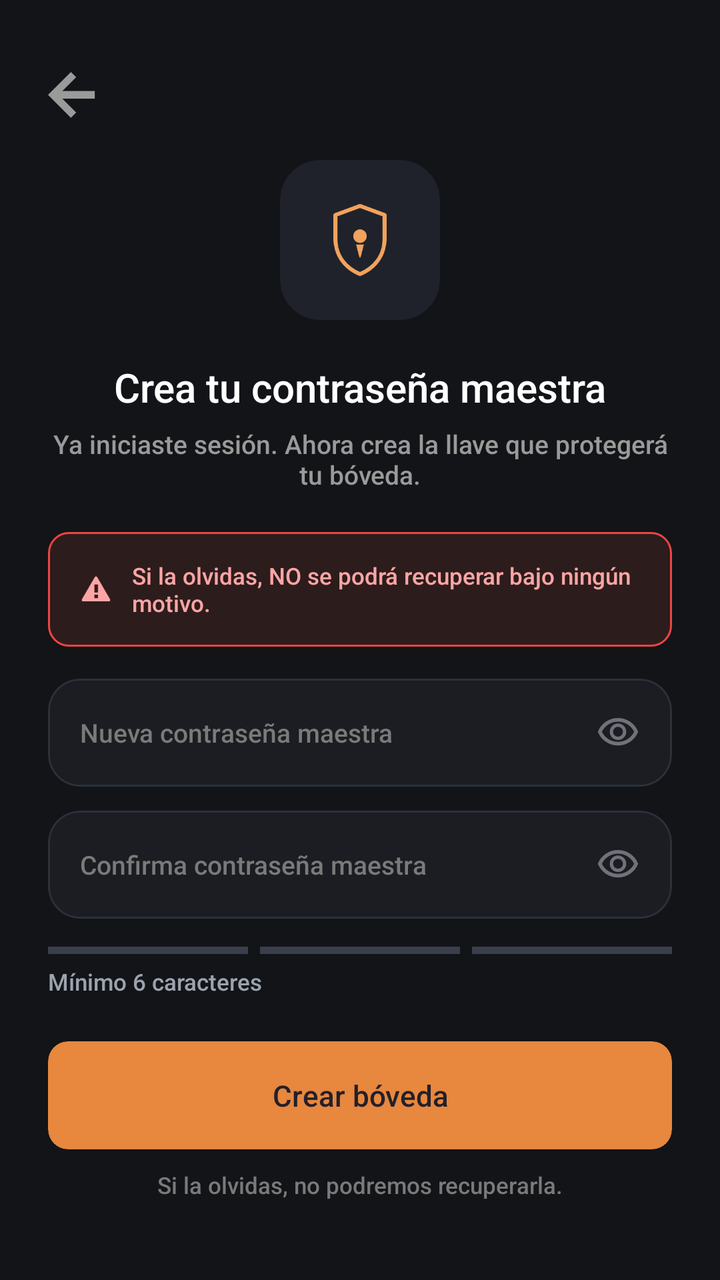
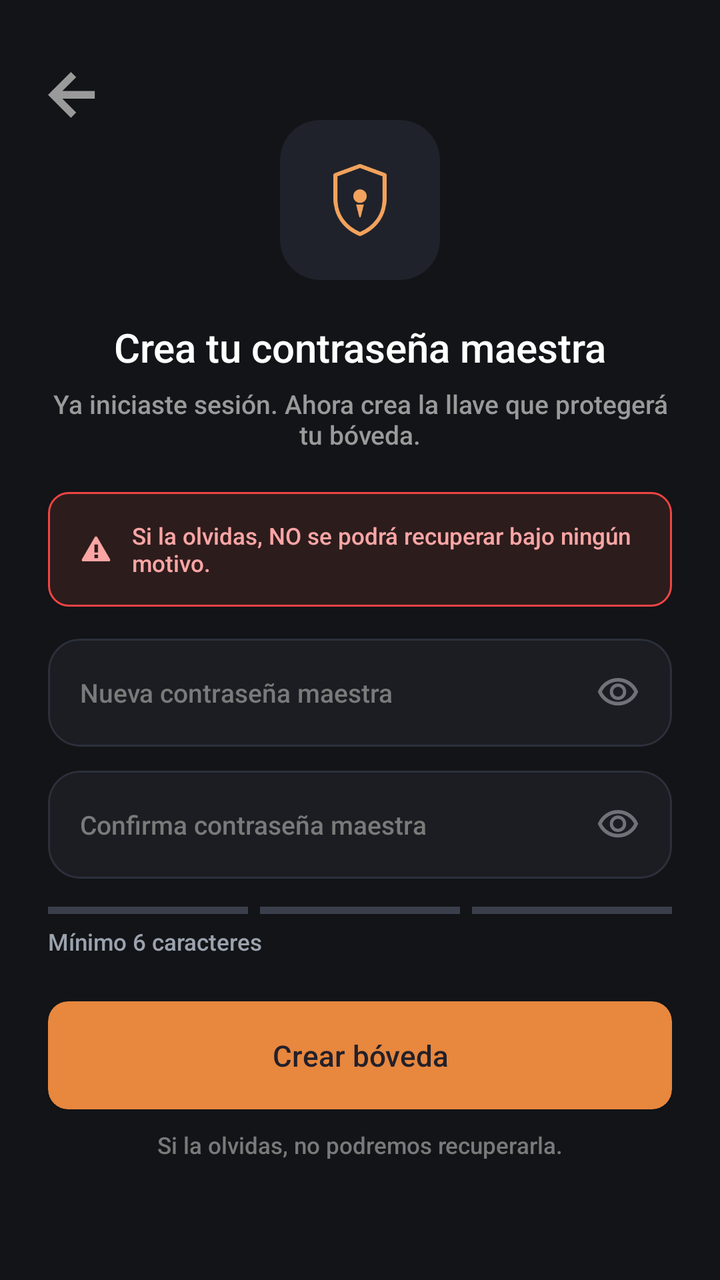

Screens rendered from an Android XML layout before and after an edit, with the pre-edit source and the edit as a unified diff.
<!-- AndroidManifest.xml: application theme Theme.MyApplication -->
<!-- res/layout/activity_master_password.xml -->
<?xml version="1.0" encoding="utf-8"?>
<androidx.constraintlayout.widget.ConstraintLayout xmlns:android="http://schemas.android.com/apk/res/android"
    xmlns:app="http://schemas.android.com/apk/res-auto"
    android:layout_width="match_parent"
    android:layout_height="match_parent"
    android:background="#121417"
    android:padding="24dp">

    
    <ImageView
        android:id="@+id/btnBack"
        android:layout_width="24dp"
        android:layout_height="24dp"
        android:layout_marginTop="12dp"
        android:contentDescription="Volver"
        android:src="@drawable/flecha"
        app:layout_constraintStart_toStartOf="parent"
        app:layout_constraintTop_toTopOf="parent" />

    
    <com.google.android.material.card.MaterialCardView
        android:id="@+id/cardShield"
        android:layout_width="80dp"
        android:layout_height="80dp"
        android:layout_marginTop="20dp"
        app:cardBackgroundColor="#1F222B"
        app:cardCornerRadius="20dp"
        app:cardElevation="0dp"
        app:strokeWidth="0dp"
        app:layout_constraintEnd_toEndOf="parent"
        app:layout_constraintStart_toStartOf="parent"
        app:layout_constraintTop_toBottomOf="@id/btnBack">

        <ImageView
            android:layout_width="36dp"
            android:layout_height="36dp"
            android:layout_gravity="center"
            android:contentDescription="Escudo de seguridad"
            android:src="@drawable/escudo"
            app:tint="#F2A25C" />
    </com.google.android.material.card.MaterialCardView>

    
    <TextView
        android:id="@+id/tvTitle"
        android:layout_width="wrap_content"
        android:layout_height="wrap_content"
        android:layout_marginTop="20dp"
        android:fontFamily="sans-serif-medium"
        android:text="Crea tu contraseña maestra"
        android:textColor="#FFFFFF"
        android:textSize="20sp"
        app:layout_constraintEnd_toEndOf="parent"
        app:layout_constraintStart_toStartOf="parent"
        app:layout_constraintTop_toBottomOf="@id/cardShield" />

    <TextView
        android:id="@+id/tvSubtitle"
        android:layout_width="0dp"
        android:layout_height="wrap_content"
        android:layout_marginTop="6dp"
        android:fontFamily="sans-serif-medium"
        android:text="Ya iniciaste sesión. Ahora crea la llave que protegerá tu bóveda."
        android:textAlignment="center"
        android:textColor="#9A9A9A"
        android:textSize="13sp"
        app:layout_constraintEnd_toEndOf="parent"
        app:layout_constraintStart_toStartOf="parent"
        app:layout_constraintTop_toBottomOf="@id/tvTitle" />

    
    <LinearLayout
        android:id="@+id/layoutWarning"
        android:layout_width="match_parent"
        android:layout_height="wrap_content"
        android:layout_marginTop="20dp"
        android:background="@drawable/bg_warning_border"
        android:gravity="center_vertical"
        android:orientation="horizontal"
        android:paddingHorizontal="16dp"
        android:paddingVertical="14dp"
        app:layout_constraintTop_toBottomOf="@id/tvSubtitle">

        <ImageView
            android:layout_width="16dp"
            android:layout_height="16dp"
            android:layout_marginEnd="10dp"
            android:src="@android:drawable/stat_notify_error"
            app:tint="#FCA5A5" />

        <TextView
            android:layout_width="match_parent"
            android:layout_height="wrap_content"
            android:fontFamily="sans-serif-medium"
            android:text="Si la olvidas, NO se podrá recuperar bajo ningún motivo."
            android:textColor="#FCA5A5"
            android:textSize="11.5sp" />
    </LinearLayout>

    
    <com.google.android.material.card.MaterialCardView
        android:id="@+id/cardNewPassword"
        android:layout_width="match_parent"
        android:layout_height="54dp"
        android:layout_marginTop="16dp"
        app:cardBackgroundColor="#1B1D22"
        app:cardCornerRadius="16dp"
        app:cardElevation="0dp"
        app:strokeColor="#2C303B"
        app:strokeWidth="1dp"
        app:layout_constraintTop_toBottomOf="@id/layoutWarning">

        <RelativeLayout
            android:layout_width="match_parent"
            android:layout_height="match_parent"
            android:paddingHorizontal="16dp">

            <EditText
                android:id="@+id/etNewPassword"
                android:layout_width="match_parent"
                android:layout_height="match_parent"
                android:layout_toStartOf="@id/ivToggleNewPassword"
                android:autofillHints="password"
                android:background="@null"
                android:fontFamily="sans-serif-medium"
                android:hint="Nueva contraseña maestra"
                android:inputType="textPassword"
                android:textColor="#FFFFFF"
                android:textColorHint="#7A7A7A"
                android:textSize="13sp" />

            <ImageView
                android:id="@+id/ivToggleNewPassword"
                android:layout_width="22dp"
                android:layout_height="22dp"
                android:layout_alignParentEnd="true"
                android:layout_centerVertical="true"
                android:contentDescription="Mostrar contraseña"
                android:src="@drawable/ojo" />
        </RelativeLayout>
    </com.google.android.material.card.MaterialCardView>

    
    <com.google.android.material.card.MaterialCardView
        android:id="@+id/cardConfirmPassword"
        android:layout_width="match_parent"
        android:layout_height="54dp"
        android:layout_marginTop="12dp"
        app:cardBackgroundColor="#1B1D22"
        app:cardCornerRadius="16dp"
        app:cardElevation="0dp"
        app:strokeColor="#2C303B"
        app:strokeWidth="1dp"
        app:layout_constraintTop_toBottomOf="@id/cardNewPassword">

        <RelativeLayout
            android:layout_width="match_parent"
            android:layout_height="match_parent"
            android:paddingHorizontal="16dp">

            <EditText
                android:id="@+id/etConfirmPassword"
                android:layout_width="match_parent"
                android:layout_height="match_parent"
                android:layout_toStartOf="@id/ivToggleConfirmPassword"
                android:autofillHints="password"
                android:background="@null"
                android:fontFamily="sans-serif-medium"
                android:hint="Confirma contraseña maestra"
                android:inputType="textPassword"
                android:textColor="#FFFFFF"
                android:textColorHint="#7A7A7A"
                android:textSize="13sp" />

            <ImageView
                android:id="@+id/ivToggleConfirmPassword"
                android:layout_width="22dp"
                android:layout_height="22dp"
                android:layout_alignParentEnd="true"
                android:layout_centerVertical="true"
                android:contentDescription="Mostrar contraseña"
                android:src="@drawable/ojo" />
        </RelativeLayout>
    </com.google.android.material.card.MaterialCardView>

    
    <LinearLayout
        android:id="@+id/layoutStrengthBars"
        android:layout_width="match_parent"
        android:layout_height="wrap_content"
        android:layout_marginTop="14dp"
        android:orientation="horizontal"
        android:weightSum="3"
        app:layout_constraintTop_toBottomOf="@id/cardConfirmPassword">

        <View
            android:layout_width="0dp"
            android:layout_height="3.5dp"
            android:layout_weight="1"
            android:layout_marginEnd="6dp"
            android:background="#3A3F4B" />

        <View
            android:layout_width="0dp"
            android:layout_height="3.5dp"
            android:layout_weight="1"
            android:layout_marginEnd="6dp"
            android:background="#3A3F4B" />

        <View
            android:layout_width="0dp"
            android:layout_height="3.5dp"
            android:layout_weight="1"
            android:background="#3A3F4B" />
    </LinearLayout>

    
    <TextView
        android:id="@+id/tvStrengthHint"
        android:layout_width="wrap_content"
        android:layout_height="wrap_content"
        android:layout_marginTop="6dp"
        android:fontFamily="sans-serif-medium"
        android:text="Mínimo 6 caracteres"
        android:textColor="#9CA3AF"
        android:textSize="11.5sp"
        app:layout_constraintStart_toStartOf="parent"
        app:layout_constraintTop_toBottomOf="@id/layoutStrengthBars" />

    
    <com.google.android.material.card.MaterialCardView
        android:id="@+id/btnCreateVault"
        android:layout_width="match_parent"
        android:layout_height="54dp"
        android:layout_marginTop="22dp"
        app:cardBackgroundColor="#E8873E"
        app:cardCornerRadius="10dp"
        app:cardElevation="0dp"
        app:strokeWidth="0dp"
        app:layout_constraintTop_toBottomOf="@id/tvStrengthHint">

        <TextView
            android:layout_width="match_parent"
            android:layout_height="match_parent"
            android:fontFamily="sans-serif-medium"
            android:gravity="center"
            android:text="Crear bóveda"
            android:textColor="#23202A"
            android:textSize="14.5sp" />
    </com.google.android.material.card.MaterialCardView>

    
    <TextView
        android:layout_width="wrap_content"
        android:layout_height="wrap_content"
        android:layout_marginTop="10dp"
        android:fontFamily="sans-serif-medium"
        android:text="Si la olvidas, no podremos recuperarla."
        android:textColor="#7A7A7A"
        android:textSize="11.5sp"
        app:layout_constraintEnd_toEndOf="parent"
        app:layout_constraintStart_toStartOf="parent"
        app:layout_constraintTop_toBottomOf="@id/btnCreateVault" />

</androidx.constraintlayout.widget.ConstraintLayout>
<!-- resources referenced by this layout -->
<resources>
  <!-- drawable bg_warning_border (drawable) -->
  <?xml version="1.0" encoding="utf-8"?>
  <shape xmlns:android="http://schemas.android.com/apk/res/android"
      android:shape="rectangle">
      <solid android:color="#2D1C1C"/>
      <stroke android:width="1dp" android:color="#EF4444"/>
      <corners android:radius="10dp"/>
  </shape>
  <!-- drawable escudo (drawable) -->
  <vector xmlns:android="http://schemas.android.com/apk/res/android"
      android:width="41dp"
      android:height="56dp"
      android:viewportWidth="41"
      android:viewportHeight="56">
    <path
        android:pathData="M20.5,1.5L39.5,8.5V27.5C39.5,40.5 31.5,50 20.5,54.5C9.5,50 1.5,40.5 1.5,27.5V8.5L20.5,1.5Z"
        android:strokeLineJoin="round"
        android:strokeWidth="3"
        android:fillColor="#00000000"
        android:strokeColor="#F2A25C"
        android:strokeLineCap="round"/>
    <path
        android:pathData="M20.5,30.25C23.399,30.25 25.75,27.899 25.75,25C25.75,22.101 23.399,19.75 20.5,19.75C17.601,19.75 15.25,22.101 15.25,25C15.25,27.899 17.601,30.25 20.5,30.25Z"
        android:fillColor="#F2A25C"/>
    <path
        android:pathData="M17.5,31.5H23.5L21,41.5H20L17.5,31.5Z"
        android:fillColor="#F2A25C"/>
  </vector>
  <!-- drawable flecha (drawable) -->
  <vector xmlns:android="http://schemas.android.com/apk/res/android"
      android:width="15dp"
      android:height="15dp"
      android:viewportWidth="15"
      android:viewportHeight="15">
    <path
        android:pathData="M7.159,14.318L0,7.159L7.159,-0L8.807,1.633L4.482,5.959H14.616V8.359H4.482L8.807,12.677L7.159,14.318Z"
        android:fillColor="#9A9A9A"/>
  </vector>
  <!-- drawable ojo (drawable) -->
  <vector xmlns:android="http://schemas.android.com/apk/res/android"
      android:width="24dp"
      android:height="24dp"
      android:viewportWidth="960"
      android:viewportHeight="960">
    <path
        android:pathData="M607.5,587.5Q660,535 660,460t-52.5,-127.5Q555,280 480,280t-127.5,52.5Q300,385 300,460t52.5,127.5Q405,640 480,640t127.5,-52.5ZM403.5,536.5Q372,505 372,460t31.5,-76.5Q435,352 480,352t76.5,31.5Q588,415 588,460t-31.5,76.5Q525,568 480,568t-76.5,-31.5ZM214,678.5Q94,597 40,460q54,-137 174,-218.5T480,160q146,0 266,81.5T920,460q-54,137 -174,218.5T480,760q-146,0 -266,-81.5ZM480,460ZM687.5,620.5Q782,561 832,460q-50,-101 -144.5,-160.5T480,240q-113,0 -207.5,59.5T128,460q50,101 144.5,160.5T480,680q113,0 207.5,-59.5Z"
        android:fillColor="#71717A"/>
  </vector>
  <style name="Theme.MyApplication" parent="Base.Theme.MyApplication" />
  <style name="Base.Theme.MyApplication" parent="Theme.Material3.DayNight.NoActionBar">
          <item name="android:windowBackground">#000000</item>
      </style>
</resources>

<!-- the commit's change to res/layout/activity_master_password.xml (unified diff, before → after) -->
@@ -1,265 +1,299 @@
 <?xml version="1.0" encoding="utf-8"?>
-<androidx.constraintlayout.widget.ConstraintLayout xmlns:android="http://schemas.android.com/apk/res/android"
+<ScrollView xmlns:android="http://schemas.android.com/apk/res/android"
     xmlns:app="http://schemas.android.com/apk/res-auto"
     android:layout_width="match_parent"
     android:layout_height="match_parent"
     android:background="#121417"
-    android:padding="24dp">
-
-    
-    <ImageView
-        android:id="@+id/btnBack"
-        android:layout_width="24dp"
-        android:layout_height="24dp"
-        android:layout_marginTop="12dp"
-        android:contentDescription="Volver"
-        android:src="@drawable/flecha"
-        app:layout_constraintStart_toStartOf="parent"
-        app:layout_constraintTop_toTopOf="parent" />
-
-    
-    <com.google.android.material.card.MaterialCardView
-        android:id="@+id/cardShield"
-        android:layout_width="80dp"
-        android:layout_height="80dp"
-        android:layout_marginTop="20dp"
-        app:cardBackgroundColor="#1F222B"
-        app:cardCornerRadius="20dp"
-        app:cardElevation="0dp"
-        app:strokeWidth="0dp"
-        app:layout_constraintEnd_toEndOf="parent"
-        app:layout_constraintStart_toStartOf="parent"
-        app:layout_constraintTop_toBottomOf="@id/btnBack">
-
+    android:fillViewport="true"
+    android:fitsSystemWindows="true">
+
+    <androidx.constraintlayout.widget.ConstraintLayout
+        android:layout_width="match_parent"
+        android:layout_height="match_parent"
+        android:padding="24dp">
+
+        
         <ImageView
-            android:layout_width="36dp"
-            android:layout_height="36dp"
-            android:layout_gravity="center"
-            android:contentDescription="Escudo de seguridad"
-            android:src="@drawable/escudo"
-            app:tint="#F2A25C" />
-    </com.google.android.material.card.MaterialCardView>
-
-    
-    <TextView
-        android:id="@+id/tvTitle"
-        android:layout_width="wrap_content"
-        android:layout_height="wrap_content"
-        android:layout_marginTop="20dp"
-        android:fontFamily="sans-serif-medium"
-        android:text="Crea tu contraseña maestra"
-        android:textColor="#FFFFFF"
-        android:textSize="20sp"
-        app:layout_constraintEnd_toEndOf="parent"
-        app:layout_constraintStart_toStartOf="parent"
-        app:layout_constraintTop_toBottomOf="@id/cardShield" />
-
-    <TextView
-        android:id="@+id/tvSubtitle"
-        android:layout_width="0dp"
-        android:layout_height="wrap_content"
-        android:layout_marginTop="6dp"
-        android:fontFamily="sans-serif-medium"
-        android:text="Ya iniciaste sesión. Ahora crea la llave que protegerá tu bóveda."
-        android:textAlignment="center"
-        android:textColor="#9A9A9A"
-        android:textSize="13sp"
-        app:layout_constraintEnd_toEndOf="parent"
-        app:layout_constraintStart_toStartOf="parent"
-        app:layout_constraintTop_toBottomOf="@id/tvTitle" />
-
-    
-    <LinearLayout
-        android:id="@+id/layoutWarning"
-        android:layout_width="match_parent"
-        android:layout_height="wrap_content"
-        android:layout_marginTop="20dp"
-        android:background="@drawable/bg_warning_border"
-        android:gravity="center_vertical"
-        android:orientation="horizontal"
-        android:paddingHorizontal="16dp"
-        android:paddingVertical="14dp"
-        app:layout_constraintTop_toBottomOf="@id/tvSubtitle">
-
-        <ImageView
-            android:layout_width="16dp"
-            android:layout_height="16dp"
-            android:layout_marginEnd="10dp"
-            android:src="@android:drawable/stat_notify_error"
-            app:tint="#FCA5A5" />
-
-        <TextView
-            android:layout_width="match_parent"
-            android:layout_height="wrap_content"
-            android:fontFamily="sans-serif-medium"
-            android:text="Si la olvidas, NO se podrá recuperar bajo ningún motivo."
-            android:textColor="#FCA5A5"
-            android:textSize="11.5sp" />
-    </LinearLayout>
-
-    
-    <com.google.android.material.card.MaterialCardView
-        android:id="@+id/cardNewPassword"
-        android:layout_width="match_parent"
-        android:layout_height="54dp"
-        android:layout_marginTop="16dp"
-        app:cardBackgroundColor="#1B1D22"
-        app:cardCornerRadius="16dp"
-        app:cardElevation="0dp"
-        app:strokeColor="#2C303B"
-        app:strokeWidth="1dp"
-        app:layout_constraintTop_toBottomOf="@id/layoutWarning">
-
-        <RelativeLayout
-            android:layout_width="match_parent"
-            android:layout_height="match_parent"
-            android:paddingHorizontal="16dp">
-
-            <EditText
-                android:id="@+id/etNewPassword"
+            android:id="@+id/btnBack"
+            android:layout_width="24dp"
+            android:layout_height="24dp"
+            android:layout_marginTop="12dp"
+            android:contentDescription="Volver"
+            android:src="@drawable/flecha"
+            app:layout_constraintStart_toStartOf="parent"
+            app:layout_constraintTop_toTopOf="parent" />
+
+        
+
+        
+        <com.google.android.material.card.MaterialCardView
+            android:id="@+id/cardShield"
+            android:layout_width="80dp"
+            android:layout_height="80dp"
+            app:cardBackgroundColor="#1F222B"
+            app:cardCornerRadius="20dp"
+            app:cardElevation="0dp"
+            app:strokeWidth="0dp"
+            app:layout_constraintBottom_toTopOf="@id/tvTitle"
+            app:layout_constraintEnd_toEndOf="parent"
+            app:layout_constraintStart_toStartOf="parent"
+            app:layout_constraintTop_toTopOf="parent"
+            app:layout_constraintVertical_chainStyle="packed">
+
+            <ImageView
+                android:layout_width="36dp"
+                android:layout_height="36dp"
+                android:layout_gravity="center"
+                android:contentDescription="Escudo de seguridad"
+                android:src="@drawable/escudo"
+                app:tint="#F2A25C" />
+        </com.google.android.material.card.MaterialCardView>
+
+        
+        <TextView
+            android:id="@+id/tvTitle"
+            android:layout_width="wrap_content"
+            android:layout_height="wrap_content"
+            android:layout_marginTop="20dp"
+            android:fontFamily="sans-serif-medium"
+            android:text="Crea tu contraseña maestra"
+            android:textColor="#FFFFFF"
+            android:textSize="20sp"
+            app:layout_constraintBottom_toTopOf="@id/tvSubtitle"
+            app:layout_constraintEnd_toEndOf="parent"
+            app:layout_constraintStart_toStartOf="parent"
+            app:layout_constraintTop_toBottomOf="@id/cardShield" />
+
+        
+        <TextView
+            android:id="@+id/tvSubtitle"
+            android:layout_width="0dp"
+            android:layout_height="wrap_content"
+            android:layout_marginTop="6dp"
+            android:fontFamily="sans-serif-medium"
+            android:text="Ya iniciaste sesión. Ahora crea la llave que protegerá tu bóveda."
+            android:textAlignment="center"
+            android:textColor="#9A9A9A"
+            android:textSize="13sp"
+            app:layout_constraintBottom_toTopOf="@id/layoutWarning"
+            app:layout_constraintEnd_toEndOf="parent"
+            app:layout_constraintStart_toStartOf="parent"
+            app:layout_constraintTop_toBottomOf="@id/tvTitle" />
+
+        
+        <LinearLayout
+            android:id="@+id/layoutWarning"
+            android:layout_width="0dp"
+            android:layout_height="wrap_content"
+            android:layout_marginTop="20dp"
+            android:background="@drawable/bg_warning_border"
+            android:gravity="center_vertical"
+            android:orientation="horizontal"
+            android:paddingHorizontal="16dp"
+            android:paddingVertical="14dp"
+            app:layout_constraintBottom_toTopOf="@id/cardNewPassword"
+            app:layout_constraintEnd_toEndOf="parent"
+            app:layout_constraintStart_toStartOf="parent"
+            app:layout_constraintTop_toBottomOf="@id/tvSubtitle">
+
+            <ImageView
+                android:layout_width="16dp"
+                android:layout_height="16dp"
+                android:layout_marginEnd="10dp"
+                android:src="@android:drawable/stat_notify_error"
+                app:tint="#FCA5A5" />
+
+            <TextView
+                android:layout_width="0dp"
+                android:layout_height="wrap_content"
+                android:layout_weight="1"
+                android:fontFamily="sans-serif-medium"
+                android:text="Si la olvidas, NO se podrá recuperar bajo ningún motivo."
+                android:textColor="#FCA5A5"
+                android:textSize="11.5sp" />
+        </LinearLayout>
+
+        
+        <com.google.android.material.card.MaterialCardView
+            android:id="@+id/cardNewPassword"
+            android:layout_width="0dp"
+            android:layout_height="54dp"
+            android:layout_marginTop="16dp"
+            app:cardBackgroundColor="#1B1D22"
+            app:cardCornerRadius="16dp"
+            app:cardElevation="0dp"
+            app:strokeColor="#2C303B"
+            app:strokeWidth="1dp"
+            app:layout_constraintBottom_toTopOf="@id/cardConfirmPassword"
+            app:layout_constraintEnd_toEndOf="parent"
+            app:layout_constraintStart_toStartOf="parent"
+            app:layout_constraintTop_toBottomOf="@id/layoutWarning">
+
+            <RelativeLayout
                 android:layout_width="match_parent"
                 android:layout_height="match_parent"
-                android:layout_toStartOf="@id/ivToggleNewPassword"
-                android:autofillHints="password"
-                android:background="@null"
-                android:fontFamily="sans-serif-medium"
-                android:hint="Nueva contraseña maestra"
-                android:inputType="textPassword"
-                android:textColor="#FFFFFF"
-                android:textColorHint="#7A7A7A"
-                android:textSize="13sp" />
-
-            <ImageView
-                android:id="@+id/ivToggleNewPassword"
-                android:layout_width="22dp"
-                android:layout_height="22dp"
-                android:layout_alignParentEnd="true"
-                android:layout_centerVertical="true"
-                android:contentDescription="Mostrar contraseña"
-                android:src="@drawable/ojo" />
-        </RelativeLayout>
-    </com.google.android.material.card.MaterialCardView>
-
-    
-    <com.google.android.material.card.MaterialCardView
-        android:id="@+id/cardConfirmPassword"
-        android:layout_width="match_parent"
-        android:layout_height="54dp"
-        android:layout_marginTop="12dp"
-        app:cardBackgroundColor="#1B1D22"
-        app:cardCornerRadius="16dp"
-        app:cardElevation="0dp"
-        app:strokeColor="#2C303B"
-        app:strokeWidth="1dp"
-        app:layout_constraintTop_toBottomOf="@id/cardNewPassword">
-
-        <RelativeLayout
-            android:layout_width="match_parent"
-            android:layout_height="match_parent"
-            android:paddingHorizontal="16dp">
-
-            <EditText
-                android:id="@+id/etConfirmPassword"
+                android:paddingHorizontal="16dp">
+
+                <EditText
+                    android:id="@+id/etNewPassword"
+                    android:layout_width="match_parent"
+                    android:layout_height="match_parent"
+                    android:layout_toStartOf="@id/ivToggleNewPassword"
+                    android:autofillHints="password"
+                    android:background="@null"
+                    android:fontFamily="sans-serif-medium"
+                    android:hint="Nueva contraseña maestra"
+                    android:inputType="textPassword"
+                    android:textColor="#FFFFFF"
+                    android:textColorHint="#7A7A7A"
+                    android:textSize="13sp" />
+
+                <ImageView
+                    android:id="@+id/ivToggleNewPassword"
+                    android:layout_width="22dp"
+                    android:layout_height="22dp"
+                    android:layout_alignParentEnd="true"
+                    android:layout_centerVertical="true"
+                    android:contentDescription="Mostrar contraseña"
+                    android:src="@drawable/ojo" />
+            </RelativeLayout>
+        </com.google.android.material.card.MaterialCardView>
+
+        
+        <com.google.android.material.card.MaterialCardView
+            android:id="@+id/cardConfirmPassword"
+            android:layout_width="0dp"
+            android:layout_height="54dp"
+            android:layout_marginTop="12dp"
+            app:cardBackgroundColor="#1B1D22"
+            app:cardCornerRadius="16dp"
+            app:cardElevation="0dp"
+            app:strokeColor="#2C303B"
+            app:strokeWidth="1dp"
+            app:layout_constraintBottom_toTopOf="@id/layoutStrengthBars"
+            app:layout_constraintEnd_toEndOf="parent"
+            app:layout_constraintStart_toStartOf="parent"
+            app:layout_constraintTop_toBottomOf="@id/cardNewPassword">
+
+            <RelativeLayout
                 android:layout_width="match_parent"
                 android:layout_height="match_parent"
-                android:layout_toStartOf="@id/ivToggleConfirmPassword"
-                android:autofillHints="password"
-                android:background="@null"
+                android:paddingHorizontal="16dp">
+
+                <EditText
+                    android:id="@+id/etConfirmPassword"
+                    android:layout_width="match_parent"
+                    android:layout_height="match_parent"
+                    android:layout_toStartOf="@id/ivToggleConfirmPassword"
+                    android:autofillHints="password"
+                    android:background="@null"
+                    android:fontFamily="sans-serif-medium"
+                    android:hint="Confirma contraseña maestra"
+                    android:inputType="textPassword"
+                    android:textColor="#FFFFFF"
+                    android:textColorHint="#7A7A7A"
+                    android:textSize="13sp" />
+
+                <ImageView
+                    android:id="@+id/ivToggleConfirmPassword"
+                    android:layout_width="22dp"
+                    android:layout_height="22dp"
+                    android:layout_alignParentEnd="true"
+                    android:layout_centerVertical="true"
+                    android:contentDescription="Mostrar contraseña"
+                    android:src="@drawable/ojo" />
+            </RelativeLayout>
+        </com.google.android.material.card.MaterialCardView>
+
+        
+        <LinearLayout
+            android:id="@+id/layoutStrengthBars"
+            android:layout_width="0dp"
+            android:layout_height="wrap_content"
+            android:layout_marginTop="14dp"
+            android:orientation="horizontal"
+            android:weightSum="3"
+            app:layout_constraintBottom_toTopOf="@id/tvStrengthHint"
+            app:layout_constraintEnd_toEndOf="parent"
+            app:layout_constraintStart_toStartOf="parent"
+            app:layout_constraintTop_toBottomOf="@id/cardConfirmPassword">
+
+            <View
+                android:layout_width="0dp"
+                android:layout_height="3.5dp"
+                android:layout_marginEnd="6dp"
+                android:layout_weight="1"
+                android:background="#3A3F4B" />
+
+            <View
+                android:layout_width="0dp"
+                android:layout_height="3.5dp"
+                android:layout_marginEnd="6dp"
+                android:layout_weight="1"
+                android:background="#3A3F4B" />
+
+            <View
+                android:layout_width="0dp"
+                android:layout_height="3.5dp"
+                android:layout_weight="1"
+                android:background="#3A3F4B" />
+        </LinearLayout>
+
+        
+        <TextView
+            android:id="@+id/tvStrengthHint"
+            android:layout_width="0dp"
+            android:layout_height="wrap_content"
+            android:layout_marginTop="6dp"
+            android:fontFamily="sans-serif-medium"
+            android:text="Mínimo 6 caracteres"
+            android:textAlignment="viewStart"
+            android:textColor="#9CA3AF"
+            android:textSize="11.5sp"
+            app:layout_constraintBottom_toTopOf="@id/btnCreateVault"
+            app:layout_constraintEnd_toEndOf="parent"
+            app:layout_constraintStart_toStartOf="parent"
+            app:layout_constraintTop_toBottomOf="@id/layoutStrengthBars" />
+
+        
+        <com.google.android.material.card.MaterialCardView
+            android:id="@+id/btnCreateVault"
+            android:layout_width="0dp"
+            android:layout_height="54dp"
+            android:layout_marginTop="22dp"
+            app:cardBackgroundColor="#E8873E"
+            app:cardCornerRadius="10dp"
+            app:cardElevation="0dp"
+            app:strokeWidth="0dp"
+            app:layout_constraintBottom_toTopOf="@id/tvFooter"
+            app:layout_constraintEnd_toEndOf="parent"
+            app:layout_constraintStart_toStartOf="parent"
+            app:layout_constraintTop_toBottomOf="@id/tvStrengthHint">
+
+            <TextView
+                android:layout_width="match_parent"
+                android:layout_height="match_parent"
                 android:fontFamily="sans-serif-medium"
-                android:hint="Confirma contraseña maestra"
-                android:inputType="textPassword"
-                android:textColor="#FFFFFF"
-                android:textColorHint="#7A7A7A"
-                android:textSize="13sp" />
-
-            <ImageView
-                android:id="@+id/ivToggleConfirmPassword"
-                android:layout_width="22dp"
-                android:layout_height="22dp"
-                android:layout_alignParentEnd="true"
-                android:layout_centerVertical="true"
-                android:contentDescription="Mostrar contraseña"
-                android:src="@drawable/ojo" />
-        </RelativeLayout>
-    </com.google.android.material.card.MaterialCardView>
-
-    
-    <LinearLayout
-        android:id="@+id/layoutStrengthBars"
-        android:layout_width="match_parent"
-        android:layout_height="wrap_content"
-        android:layout_marginTop="14dp"
-        android:orientation="horizontal"
-        android:weightSum="3"
-        app:layout_constraintTop_toBottomOf="@id/cardConfirmPassword">
-
-        <View
-            android:layout_width="0dp"
-            android:layout_height="3.5dp"
-            android:layout_weight="1"
-            android:layout_marginEnd="6dp"
-            android:background="#3A3F4B" />
-
-        <View
-            android:layout_width="0dp"
-            android:layout_height="3.5dp"
-            android:layout_weight="1"
-            android:layout_marginEnd="6dp"
-            android:background="#3A3F4B" />
-
-        <View
-            android:layout_width="0dp"
-            android:layout_height="3.5dp"
-            android:layout_weight="1"
-            android:background="#3A3F4B" />
-    </LinearLayout>
-
-    
-    <TextView
-        android:id="@+id/tvStrengthHint"
-        android:layout_width="wrap_content"
-        android:layout_height="wrap_content"
-        android:layout_marginTop="6dp"
-        android:fontFamily="sans-serif-medium"
-        android:text="Mínimo 6 caracteres"
-        android:textColor="#9CA3AF"
-        android:textSize="11.5sp"
-        app:layout_constraintStart_toStartOf="parent"
-        app:layout_constraintTop_toBottomOf="@id/layoutStrengthBars" />
-
-    
-    <com.google.android.material.card.MaterialCardView
-        android:id="@+id/btnCreateVault"
-        android:layout_width="match_parent"
-        android:layout_height="54dp"
-        android:layout_marginTop="22dp"
-        app:cardBackgroundColor="#E8873E"
-        app:cardCornerRadius="10dp"
-        app:cardElevation="0dp"
-        app:strokeWidth="0dp"
-        app:layout_constraintTop_toBottomOf="@id/tvStrengthHint">
-
-        <TextView
-            android:layout_width="match_parent"
-            android:layout_height="match_parent"
-            android:fontFamily="sans-serif-medium"
-            android:gravity="center"
-            android:text="Crear bóveda"
-            android:textColor="#23202A"
-            android:textSize="14.5sp" />
-    </com.google.android.material.card.MaterialCardView>
-
-    
-    <TextView
-        android:layout_width="wrap_content"
-        android:layout_height="wrap_content"
-        android:layout_marginTop="10dp"
-        android:fontFamily="sans-serif-medium"
-        android:text="Si la olvidas, no podremos recuperarla."
-        android:textColor="#7A7A7A"
-        android:textSize="11.5sp"
-        app:layout_constraintEnd_toEndOf="parent"
-        app:layout_constraintStart_toStartOf="parent"
-        app:layout_constraintTop_toBottomOf="@id/btnCreateVault" />
-
-</androidx.constraintlayout.widget.ConstraintLayout>
+                android:gravity="center"
+                android:text="Crear bóveda"
+                android:textColor="#23202A"
+                android:textSize="14.5sp" />
+        </com.google.android.material.card.MaterialCardView>
+
+        
+        <TextView
+            android:id="@+id/tvFooter"
+            android:layout_width="wrap_content"
+            android:layout_height="wrap_content"
+            android:layout_marginTop="10dp"
+            android:fontFamily="sans-serif-medium"
+            android:text="Si la olvidas, no podremos recuperarla."
+            android:textColor="#7A7A7A"
+            android:textSize="11.5sp"
+            app:layout_constraintBottom_toBottomOf="parent"
+            app:layout_constraintEnd_toEndOf="parent"
+            app:layout_constraintStart_toStartOf="parent"
+            app:layout_constraintTop_toBottomOf="@id/btnCreateVault" />
+
+    </androidx.constraintlayout.widget.ConstraintLayout>
+</ScrollView>
